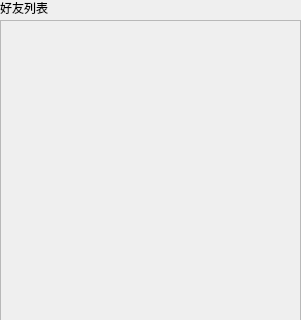
Above: client1/friendground.ui from lcxaaa/- before the change; both pictures show x 0 to 301 and y 0 to 320 of the 301 by 539 pixel window. Below: the same form after it.
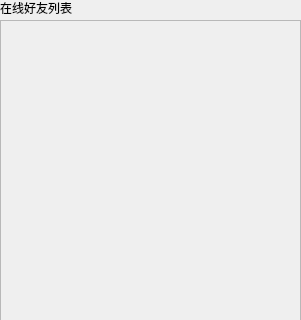
That is the form after the change.

```diff
--- a/client1/friendground.ui
+++ b/client1/friendground.ui
@@ -18,12 +18,12 @@
     <rect>
      <x>0</x>
      <y>0</y>
-     <width>72</width>
-     <height>15</height>
+     <width>101</width>
+     <height>16</height>
     </rect>
    </property>
    <property name="text">
-    <string>好友列表</string>
+    <string>在线好友列表</string>
    </property>
   </widget>
   <widget class="QScrollArea" name="scrollArea">
```
